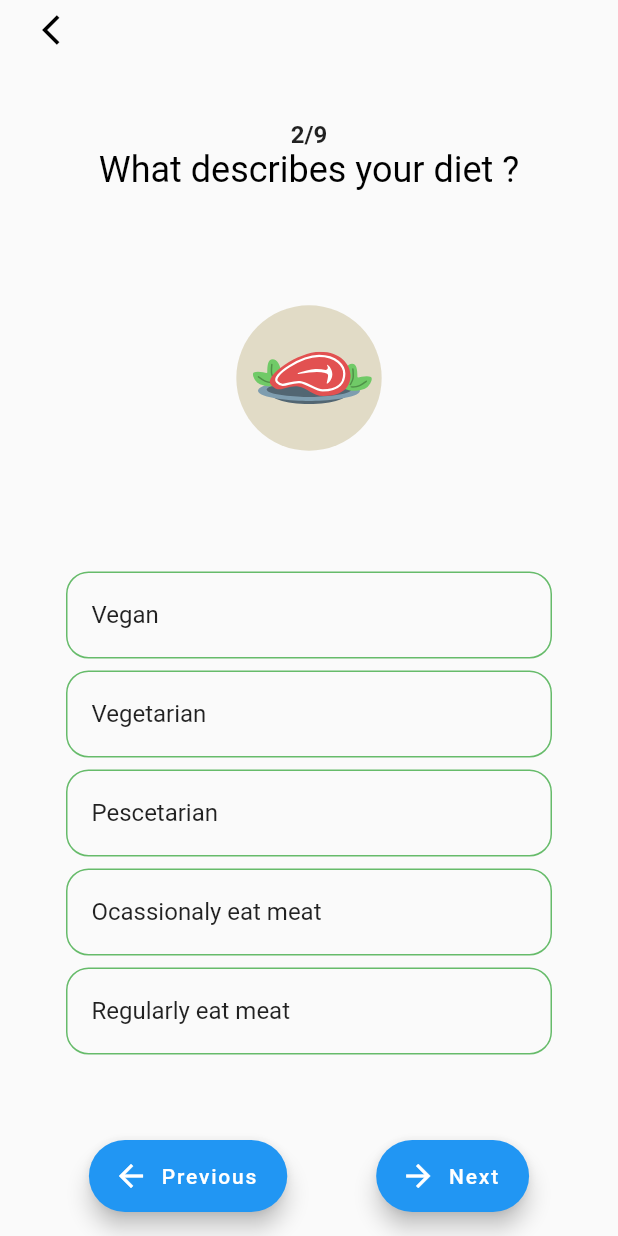
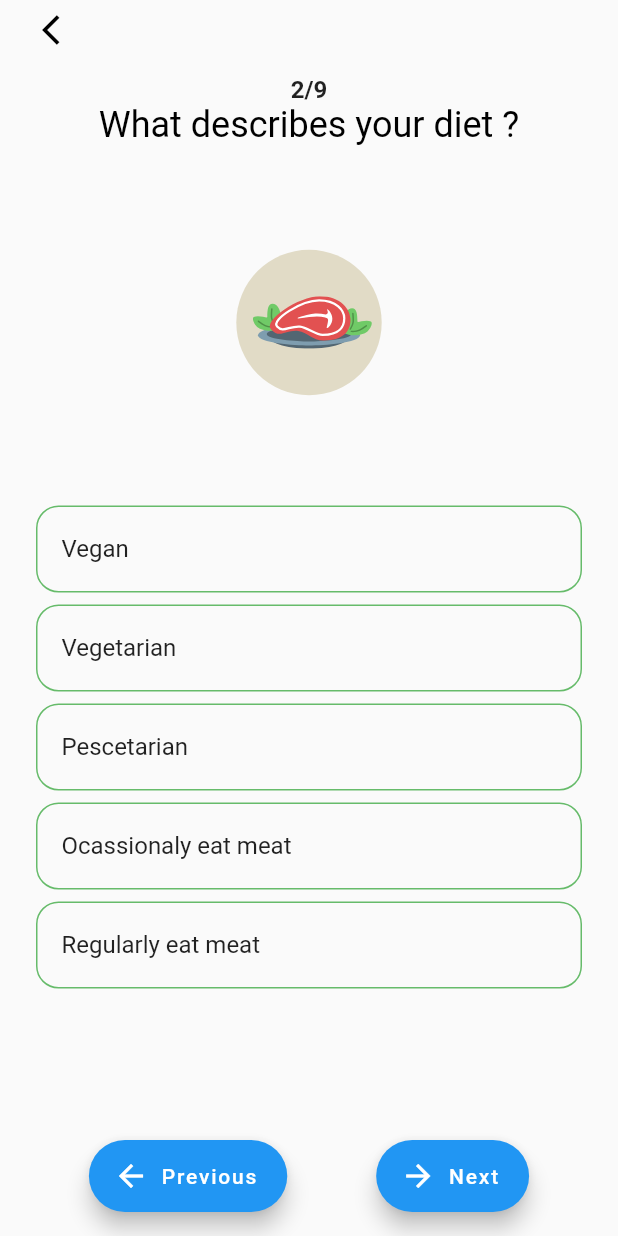
Before and after one commit to Rohit-RA-2020/Solution-Challenge, a Flutter app: the Questions screen opened directly, after a tap on "Next", on a phone screen of 412 x 824 dp. Run offline on Flutter 3.47's test engine with Material 2 defaults, Android fonts, the phone set to English and light mode, and no system bars; our stand-ins replace dio, firebase_auth, firebase_core, flutter_screenutil, flutter_svg, google_fonts and 2 more; missing offline and left inert: flutter_facebook_auth; accounts and stored records are empty.

Commit message:
URL Update and Minor bug fix

```diff
--- a/reduce_footprint/lib/Screens/questions.dart
+++ b/reduce_footprint/lib/Screens/questions.dart
@@ -76,7 +76,7 @@ class _QuestionsState extends State<Questions> {
                   onPressed: () async {
                     var dio = Dio();
                     var result = await dio.post(
-                        'http://10.0.2.2:3000/calculate',
+                        'https://carbonfootprint-api.herokuapp.com/calculate',
                         data: responses);
 
                     Navigator.pushReplacement(
@@ -95,8 +95,8 @@ class _QuestionsState extends State<Questions> {
         child: Container(
           width: double.infinity,
           margin:
-              const EdgeInsets.symmetric(horizontal: 20.0, vertical: 10.0 * 2),
-          padding: const EdgeInsets.all(20.0),
+              const EdgeInsets.symmetric(horizontal: 10.0),
+          padding: const EdgeInsets.all(10.0),
           decoration: BoxDecoration(borderRadius: BorderRadius.circular(15)),
           child: Column(
             children: [
@@ -114,10 +114,13 @@ class _QuestionsState extends State<Questions> {
                     .headline5
                     ?.copyWith(color: Colors.black),
               ),
-              Lottie.asset(
-                questionsList[questionIndex]['icon'],
-                height: 250.sp,
-                width: 250.sp,
+              Padding(
+                padding: const EdgeInsets.all(8.0),
+                child: Lottie.asset(
+                  questionsList[questionIndex]['icon'],
+                  height: 220.sp,
+                  width: 220.sp,
+                ),
               ),
               Expanded(
                 child: ListView.builder(
```
